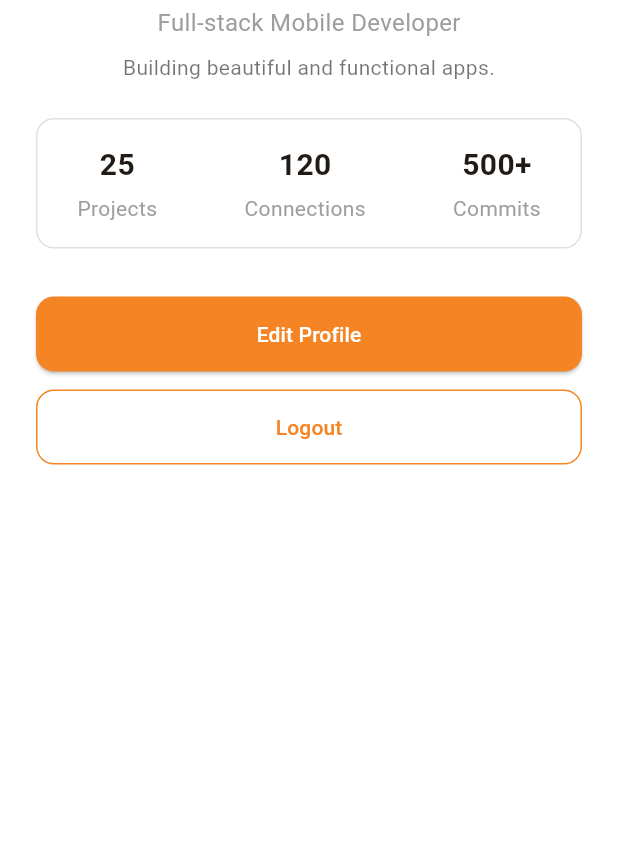
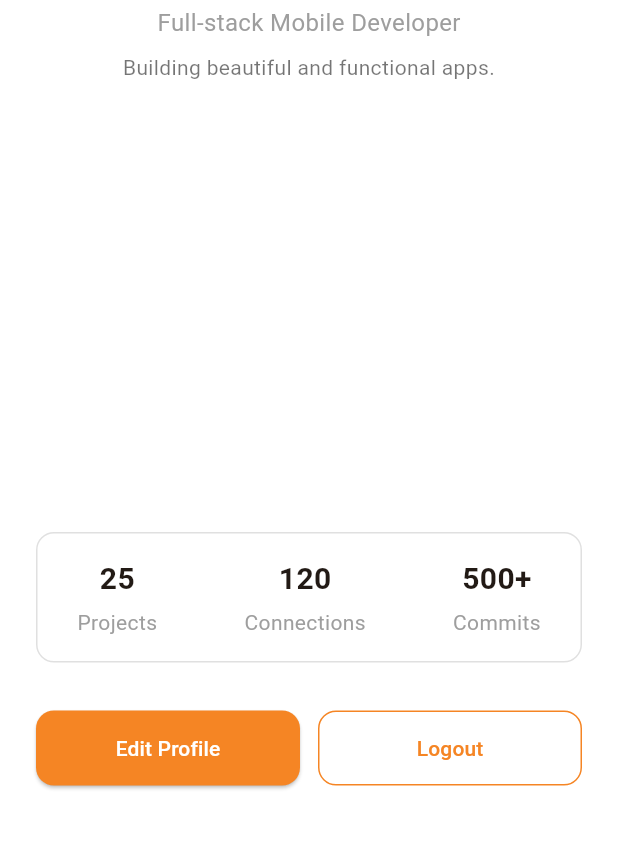
Before and after one commit to minoru-yamanaka/flutter_application_diego_aquila, a Flutter app: the ProfilePage screen opened directly, on a phone screen of 412 x 824 dp, the part 314-1163 px from its top. Run offline on Flutter 3.47's test engine with Material 3 defaults, Android fonts, the phone set to English and light mode, and no system bars.

Commit message:
alteração Profile

```diff
--- a/lib/pages/profile_page.dart
+++ b/lib/pages/profile_page.dart
@@ -50,7 +50,7 @@ class ProfilePage extends StatelessWidget {
                 textAlign: TextAlign.center,
                 style: TextStyle(fontSize: 14, color: Colors.black54),
               ),
-              const SizedBox(height: 24),
+              const SizedBox(height: 300),
 
               // --- CARD DE ESTATÍSTICAS ---
               Container(
@@ -73,11 +73,14 @@ class ProfilePage extends StatelessWidget {
               ),
               const SizedBox(height: 32),
 
-              // --- BOTÕES DE AÇÃO ---
-              ElevatedButton(
+              // --- BOTÕES DE AÇÃO (AGORA EM ROW) ---
+              Row(
+                children: [
+                  Expanded(
+                    child: ElevatedButton(
                       style: ElevatedButton.styleFrom(
                         backgroundColor: primaryColor,
-                  minimumSize: const Size(double.infinity, 50),
+                        minimumSize: const Size(0, 50),
                         shape: RoundedRectangleBorder(
                           borderRadius: BorderRadius.circular(12.0),
                         ),
@@ -88,11 +91,13 @@ class ProfilePage extends StatelessWidget {
                         style: TextStyle(color: Colors.white),
                       ),
                     ),
-              const SizedBox(height: 12),
-              OutlinedButton(
+                  ),
+                  const SizedBox(width: 12),
+                  Expanded(
+                    child: OutlinedButton(
                       style: OutlinedButton.styleFrom(
                         foregroundColor: primaryColor,
-                  minimumSize: const Size(double.infinity, 50),
+                        minimumSize: const Size(0, 50),
                         side: const BorderSide(color: primaryColor),
                         shape: RoundedRectangleBorder(
                           borderRadius: BorderRadius.circular(12.0),
@@ -102,6 +107,9 @@ class ProfilePage extends StatelessWidget {
                         // Ação de logout
                       },
                       child: const Text('Logout'),
+                    ),
+                  ),
+                ],
               ),
             ],
           ),
```
Lines whose indentation alone changed are shown as unchanged.
